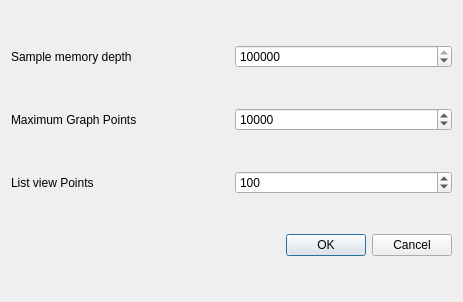
Before: the Qt Designer form limitdialog.ui in IMbackK/TelsysMaster, drawn with Qt 5.
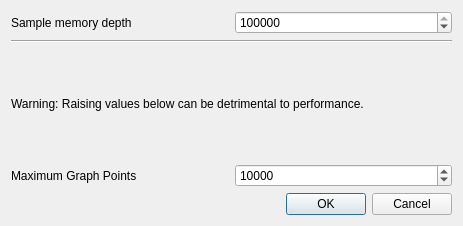
After: the same form once the commit is applied.

Diff of the .ui file:
```diff
--- a/limitdialog.ui
+++ b/limitdialog.ui
@@ -7,13 +7,13 @@
     <x>0</x>
     <y>0</y>
     <width>463</width>
-    <height>302</height>
+    <height>226</height>
    </rect>
   </property>
   <property name="windowTitle">
    <string>Limits</string>
   </property>
-  <layout class="QVBoxLayout" name="verticalLayout" stretch="1,1,1,0">
+  <layout class="QVBoxLayout" name="verticalLayout" stretch="1,0,0,1,0">
    <item>
     <layout class="QHBoxLayout" name="horizontalLayout">
      <item>
@@ -44,6 +44,20 @@
      </item>
     </layout>
    </item>
+   <item>
+    <widget class="Line" name="line">
+     <property name="orientation">
+      <enum>Qt::Horizontal</enum>
+     </property>
+    </widget>
+   </item>
+   <item>
+    <widget class="QLabel" name="label_4">
+     <property name="text">
+      <string>Warning: Raising values below can be detrimental to performance.</string>
+     </property>
+    </widget>
+   </item>
    <item>
     <layout class="QHBoxLayout" name="horizontalLayout_2">
      <property name="spacing">
@@ -80,27 +94,6 @@
      </item>
     </layout>
    </item>
-   <item>
-    <layout class="QHBoxLayout" name="horizontalLayout_3">
-     <item>
-      <widget class="QLabel" name="label_3">
-       <property name="text">
-        <string>List view Points</string>
-       </property>
-      </widget>
-     </item>
-     <item>
-      <widget class="QSpinBox" name="spinBox_list">
-       <property name="maximum">
-        <number>999999999</number>
-       </property>
-       <property name="value">
-        <number>100</number>
-       </property>
-      </widget>
-     </item>
-    </layout>
-   </item>
    <item>
     <widget class="QDialogButtonBox" name="buttonBox">
      <property name="orientation">
```
